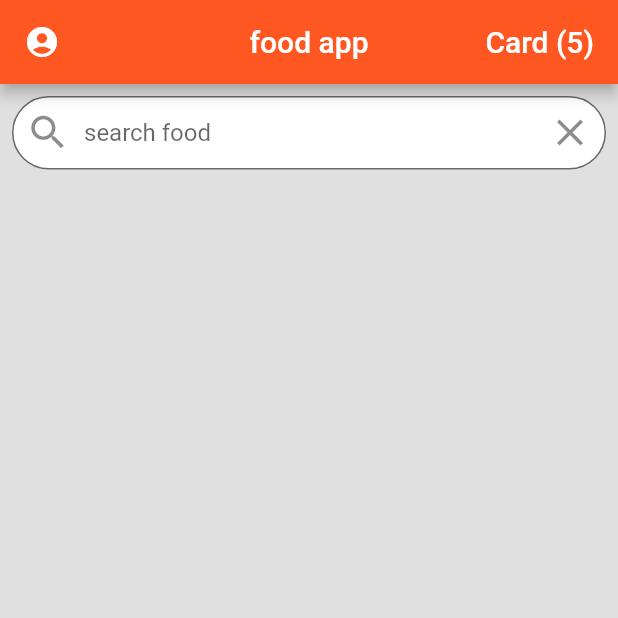
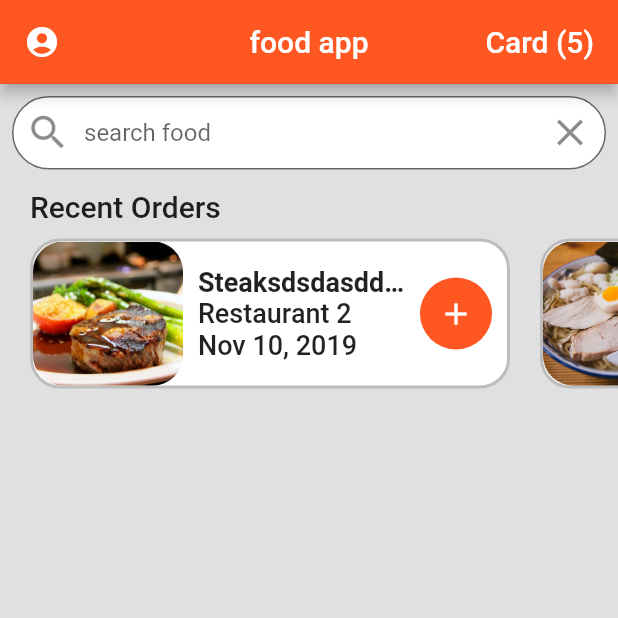
Before and after one commit to akshayyadav76/food_app, a Flutter app: the screen it shows after launch, on a phone screen of 412 x 824 dp, the top half of it. Run offline on Flutter 3.47's test engine with Material 2 defaults, Android fonts, the phone set to English and light mode, and no system bars.

Commit message:
recents orders widget

```diff
--- a/lib/screens/home_screen.dart
+++ b/lib/screens/home_screen.dart
@@ -1,6 +1,8 @@
 import 'package:flutter/cupertino.dart';
 import 'package:flutter/material.dart';
+import 'package:food_app/widgets/recent_order.dart';
 import '../data/data.dart';
+
 
 class HomePage extends StatelessWidget {
   @override
@@ -37,8 +39,11 @@ class HomePage extends StatelessWidget {
                 suffixIcon: IconButton(icon: Icon(Icons.close,size: 30.0,),onPressed: (){},)
               ),
             ),
-          )
+          ),
+          SizedBox(height: 5,),
+          RecentOrder(),
         ],
+
       ),
     );
   }
--- /dev/null
+++ b/lib/widgets/recent_order.dart
@@ -0,0 +1,106 @@
+
+import 'package:flutter/material.dart';
+import 'package:food_app/data/data.dart';
+import 'package:food_app/models/models.dart';
+
+class RecentOrder extends StatelessWidget {
+
+
+
+  @override
+  Widget build(BuildContext context) {
+    return Column(
+      crossAxisAlignment: CrossAxisAlignment.start,
+      children: [
+        Padding(
+          padding: const EdgeInsets.symmetric(horizontal: 20),
+          child: Text(
+            "Recent Orders",
+            style: TextStyle(fontSize: 20.0, fontWeight: FontWeight.w500),
+          ),
+        ),
+        Container(
+          padding: EdgeInsets.only(left: 10.0),
+          height: 120,
+          //color: Colors.blue,
+          child: ListView.builder(
+            scrollDirection: Axis.horizontal,
+            itemCount: currentUser.orders.length,
+            itemBuilder: (context,i){
+              Order order = currentUser.orders[i];
+              return _buildRecentOrder(context,order);
+            },
+          ),
+        )
+
+      ],
+    );
+  }
+
+ Widget _buildRecentOrder(BuildContext context,Order order){
+   return Container(
+     margin: EdgeInsets.all(10.0),
+     width: 320,
+     decoration: BoxDecoration(
+       color: Colors.white,
+       borderRadius: BorderRadius.circular(20),
+       border: Border.all(width: 2.0,color: Colors.grey[400]),
+
+     ),
+     child: Row(
+       mainAxisAlignment: MainAxisAlignment.spaceBetween,
+       children: [
+         Expanded(
+           child: Row(
+             children:
+              [
+               ClipRRect(
+                 borderRadius:BorderRadius.circular(20),
+                 child: Image(
+                   height: 100,
+                   width: 100,
+                   image: AssetImage(order.food.imageUrl),
+                   fit: BoxFit.cover,
+                 )
+                   ),
+                 Expanded(
+                   child: Container(
+               //color: Colors.lime,
+               margin: EdgeInsets.symmetric(horizontal: 10.0),
+               child: Column(
+                   crossAxisAlignment: CrossAxisAlignment.start,
+                   mainAxisAlignment: MainAxisAlignment.center,
+                   children: [
+                     Text(order.food.name+"sdsdasddwewwqeqwrqqqg  vf",style: TextStyle(fontWeight: FontWeight.bold,fontSize: 18),
+                     overflow: TextOverflow.ellipsis,),
+                     Text(order.restaurant.name,style: TextStyle(fontWeight: FontWeight.w500,fontSize: 18),
+                     overflow: TextOverflow.ellipsis,),
+                     Text(order.date,style: TextStyle(fontWeight: FontWeight.w500,fontSize: 18),
+                     overflow: TextOverflow.ellipsis,)
+                   ],
+               ),
+             ),
+                 ),
+             ],
+           ),
+         ),
+
+           Container(
+             margin: EdgeInsets.only(right: 10),
+              width: 48,
+              decoration: BoxDecoration(
+               color: Theme.of(context).primaryColor,
+               borderRadius: BorderRadius.circular(30),
+
+              ),
+              child: IconButton(
+                icon: Icon(Icons.add,color: Colors.white,),
+                onPressed: (){},
+              ),
+           )
+       ],
+     ),
+   );
+ }
+
+}
--- a/pubspec.yaml
+++ b/pubspec.yaml
@@ -45,9 +45,9 @@ flutter:
   uses-material-design: true
 
   # To add assets to your application, add an assets section, like this:
-  # assets:
-  #   - images/a_dot_burr.jpeg
-  #   - images/a_dot_ham.jpeg
+  assets:
+    - assets/images/
+
 
   # An image asset can refer to one or more resolution-specific "variants", see
   # https://flutter.dev/assets-and-images/#resolution-aware.
```
